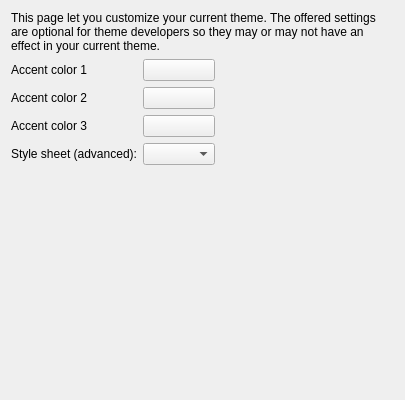
Qt form src/Gui/PreferencePages/DlgSettingsTheme.ui (karlnik/FreeCAD) before a commit.
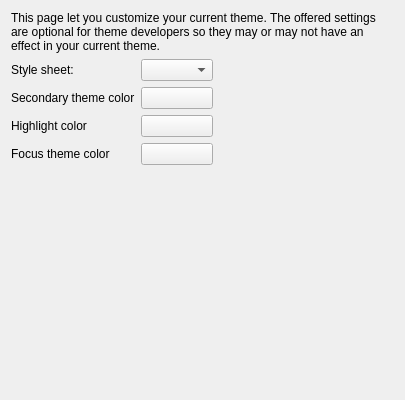
The same form after that commit. Custom widgets are drawn as their Qt base class.

Patch:
```diff
--- a/src/Gui/PreferencePages/DlgSettingsTheme.ui
+++ b/src/Gui/PreferencePages/DlgSettingsTheme.ui
@@ -29,20 +29,14 @@
      <item row="0" column="0">
       <layout class="QGridLayout">
        <item row="0" column="0">
-        <widget class="QLabel">
+        <widget class="QLabel" name="styleSheetLabel">
          <property name="text">
-          <string>Accent color 1</string>
+          <string>Style sheet:</string>
          </property>
         </widget>
        </item>
        <item row="0" column="1">
-        <widget class="Gui::PrefColorButton" name="ThemeAccentColor1">
-         <property name="sizePolicy">
-          <sizepolicy hsizetype="MinimumExpanding" vsizetype="Fixed">
-           <horstretch>0</horstretch>
-           <verstretch>0</verstretch>
-          </sizepolicy>
-         </property>
+        <widget class="QComboBox" name="styleSheetsCombobox">
          <property name="toolTip">
           <string>This color might be used by your theme to let you customize it.</string>
          </property>
@@ -64,12 +58,12 @@
        <item row="1" column="0">
         <widget class="QLabel">
          <property name="text">
-          <string>Accent color 2</string>
+          <string>Secondary theme color</string>
          </property>
         </widget>
        </item>
        <item row="1" column="1">
-        <widget class="Gui::PrefColorButton" name="ThemeAccentColor2">
+        <widget class="Gui::PrefColorButton" name="ThemeSecondaryColor">
          <property name="sizePolicy">
           <sizepolicy hsizetype="MinimumExpanding" vsizetype="Fixed">
            <horstretch>0</horstretch>
@@ -97,12 +91,12 @@
        <item row="2" column="0">
         <widget class="QLabel">
          <property name="text">
-          <string>Accent color 3</string>
+          <string>Highlight color</string>
          </property>
         </widget>
        </item>
        <item row="2" column="1">
-        <widget class="Gui::PrefColorButton" name="ThemeAccentColor3">
+        <widget class="Gui::PrefColorButton" name="ThemeHighlightColor">
          <property name="sizePolicy">
           <sizepolicy hsizetype="MinimumExpanding" vsizetype="Fixed">
            <horstretch>0</horstretch>
@@ -128,14 +122,20 @@
         </widget>
        </item>
        <item row="3" column="0">
-        <widget class="QLabel" name="styleSheetLabel">
+        <widget class="QLabel">
          <property name="text">
-          <string>Style sheet (advanced):</string>
+          <string>Focus theme color</string>
          </property>
         </widget>
        </item>
        <item row="3" column="1">
-        <widget class="QComboBox" name="styleSheetsCombobox">
+        <widget class="Gui::PrefColorButton" name="ThemeFocusColor">
+         <property name="sizePolicy">
+          <sizepolicy hsizetype="MinimumExpanding" vsizetype="Fixed">
+           <horstretch>0</horstretch>
+           <verstretch>0</verstretch>
+          </sizepolicy>
+         </property>
          <property name="toolTip">
           <string>Apply manually .qss Qt Stylesheets. This is the legacy way that was used to customize the interface.
 You can now use Theme to get a full customization of the interface.</string>
```
Left out of the diff: 35 changed lines with no effect on the pictures.
